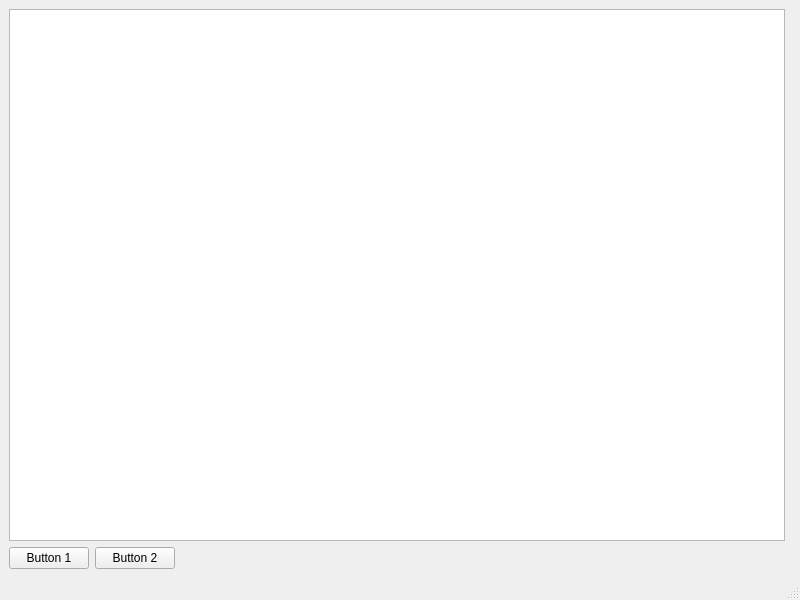
The window that Worksheet6/Worksheet6/mainwindow.ui (zeyadboss8126-droid/Group-Project) describes before a commit, drawn with Qt 5.
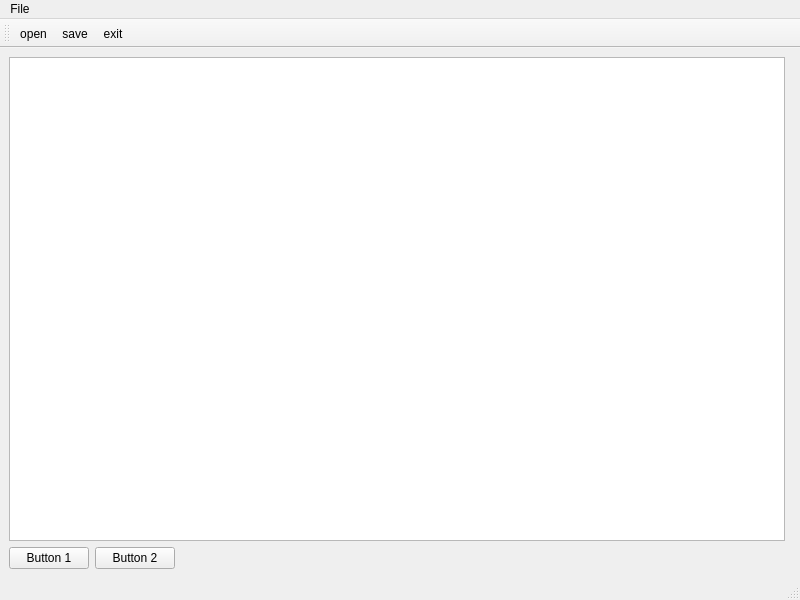
The same window after the commit. Icons and pictures are not drawn.

The edit to the form file:
```diff
--- a/Worksheet6/Worksheet6/mainwindow.ui
+++ b/Worksheet6/Worksheet6/mainwindow.ui
@@ -67,8 +67,84 @@
      <height>25</height>
     </rect>
    </property>
+   <widget class="QMenu" name="menuFile">
+    <property name="title">
+     <string>File</string>
+    </property>
+    <addaction name="actionOpen"/>
+    <addaction name="actionSave"/>
+    <addaction name="actionExit"/>
+   </widget>
+   <addaction name="menuFile"/>
   </widget>
   <widget class="QStatusBar" name="statusbar"/>
+  <widget class="QToolBar" name="mainToolBar">
+   <property name="windowTitle">
+    <string>toolBar</string>
+   </property>
+   <property name="iconSize">
+    <size>
+     <width>30</width>
+     <height>30</height>
+    </size>
+   </property>
+   <attribute name="toolBarArea">
+    <enum>TopToolBarArea</enum>
+   </attribute>
+   <attribute name="toolBarBreak">
+    <bool>false</bool>
+   </attribute>
+   <addaction name="actionOpen"/>
+   <addaction name="actionSave"/>
+   <addaction name="actionExit"/>
+  </widget>
+  <action name="actionOpen">
+   <property name="icon">
+    <iconset resource="resources.qrc">
+     <normaloff>:/icons/icons/Open.png</normaloff>:/icons/icons/Open.png</iconset>
+   </property>
+   <property name="text">
+    <string>open</string>
+   </property>
+   <property name="visible">
+    <bool>true</bool>
+   </property>
+   <property name="menuRole">
+    <enum>QAction::MenuRole::NoRole</enum>
+   </property>
+  </action>
+  <action name="actionSave">
+   <property name="icon">
+    <iconset resource="resources.qrc">
+     <normaloff>:/icons/icons/Save.png</normaloff>:/icons/icons/Save.png</iconset>
+   </property>
+   <property name="text">
+    <string>save</string>
+   </property>
+   <property name="menuRole">
+    <enum>QAction::MenuRole::NoRole</enum>
+   </property>
+  </action>
+  <action name="actionExit">
+   <property name="icon">
+    <iconset resource="resources.qrc">
+     <normaloff>:/icons/icons/Exit.png</normaloff>:/icons/icons/Exit.png</iconset>
+   </property>
+   <property name="text">
+    <string>exit</string>
+   </property>
+   <property name="menuRole">
+    <enum>QAction::MenuRole::NoRole</enum>
+   </property>
+  </action>
+  <action name="actionItemOptions">
+   <property name="text">
+    <string>Item Options</string>
+   </property>
+   <property name="menuRole">
+    <enum>QAction::MenuRole::NoRole</enum>
+   </property>
+  </action>
  </widget>
  <resources/>
  <connections/>
```
Left out of the diff: 10 changed lines with no effect on the pictures.
